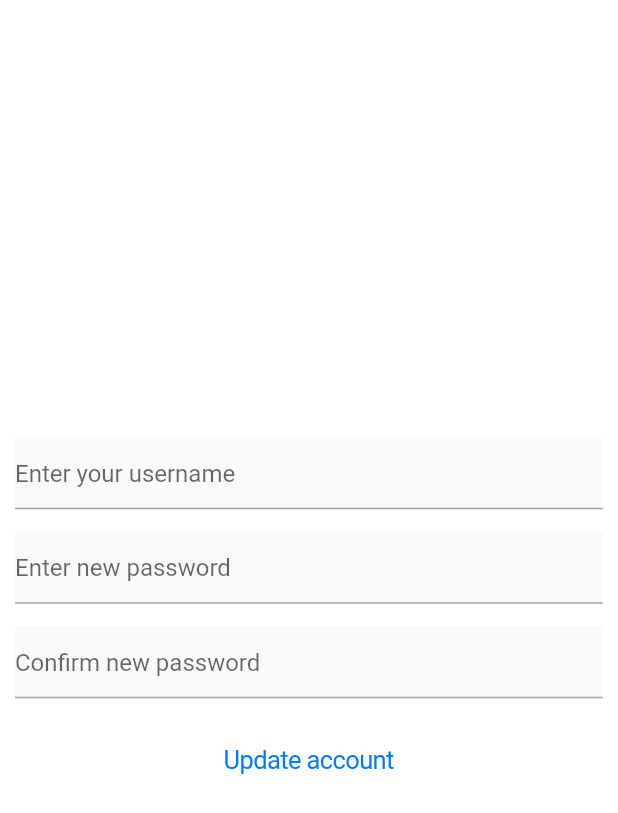
After one commit to qmmk/AWM-Project, a Flutter app: the AccountSettingsPage screen opened by its route, on a phone screen of 412 x 824 dp. The commit adds this screen. Shown: the top 813 px of the screen. Run offline on Flutter 3.47's test engine with Material 2 defaults, Android fonts, the phone set to English and light mode, and no system bars; our stand-ins replace after_layout, built_collection, built_value, dio, flutter_secure_storage, get_it; accounts and stored records are empty; generated files the repository leaves out were written again.

Commit message:
No riverpod
Let's use Provider instead.
Added account settings

```diff
--- a/Client-side/Surveys.MobileApp/surveys/lib/application.dart
+++ b/Client-side/Surveys.MobileApp/surveys/lib/application.dart
@@ -1,5 +1,8 @@
 import 'package:flutter_secure_storage/flutter_secure_storage.dart';
 import 'package:get_it/get_it.dart';
+import 'package:provider/provider.dart';
+import 'package:provider/single_child_widget.dart';
+import 'package:surveys/logic/providers/current_user_provider.dart';
 import 'package:surveys/logic/utils/http_utils.dart';
 
 class Application {
@@ -13,4 +16,10 @@ class Application {
     getIt.registerSingleton(FlutterSecureStorage(), instanceName: "secureStorage");
     getIt.registerSingleton(HttpUtils.getSurveyClient(), instanceName: "surveyClient");
   }
+
+  List<SingleChildWidget> getProviders() => [
+        ChangeNotifierProvider<UserProvider>(
+          create: (_) => UserProvider(),
+        )
+      ];
 }
--- a/Client-side/Surveys.MobileApp/surveys/lib/init.dart
+++ b/Client-side/Surveys.MobileApp/surveys/lib/init.dart
@@ -1,9 +1,9 @@
 import 'package:flutter/cupertino.dart';
 import 'package:flutter/material.dart';
 import 'package:flutter/rendering.dart';
+import 'package:provider/provider.dart';
 import 'package:surveys/application.dart';
 import 'package:surveys/logic/configs/routing/handlers.dart';
-import 'package:surveys/logic/services/access_service.dart';
 
 class Init extends StatefulWidget {
   final Application application = Application();
@@ -17,7 +17,7 @@ class Init extends StatefulWidget {
 class _InitState extends State<Init> {
   @override
   Widget build(BuildContext context) {
-    return CupertinoAppWithTheme();
+    return MultiProvider(providers: widget.application.getProviders(), child: CupertinoAppWithTheme());
   }
 }
 
--- a/Client-side/Surveys.MobileApp/surveys/lib/logic/configs/routing/handlers.dart
+++ b/Client-side/Surveys.MobileApp/surveys/lib/logic/configs/routing/handlers.dart
@@ -6,6 +6,7 @@ import 'package:surveys/views/access/sign_up.dart';
 import 'package:surveys/views/home.dart';
 import 'package:surveys/views/sections/create/create_update_entry_page.dart';
 import 'package:surveys/views/sections/create/create_update_survey_page.dart';
+import 'package:surveys/views/sections/personal_area/account_settings.dart';
 import 'package:surveys/views/sections/surveys/vote_page.dart';
 import 'package:surveys/views/splash.dart';
 import 'package:surveys/views/survey_results_page.dart';
@@ -48,6 +49,9 @@ class Handlers {
       case Routes.vote:
         return CupertinoPageRoute(builder: (context) => VotePage(survey: arguments["survey"]));
 
+      case Routes.accountSettings:
+        return CupertinoPageRoute(builder: (context) => AccountSettingsPage());
+
       default:
         return CupertinoPageRoute(builder: (context) => SplashPage());
     }
--- a/Client-side/Surveys.MobileApp/surveys/lib/logic/configs/routing/routes.dart
+++ b/Client-side/Surveys.MobileApp/surveys/lib/logic/configs/routing/routes.dart
@@ -10,4 +10,6 @@ class Routes {
 
   static const String createSurvey = "/create_entry";
   static const String createSurveyEntry = "/create_entry/create_survey_entry";
+
+  static const String accountSettings = "/personal_area/account_settings";
 }
--- /dev/null
+++ b/Client-side/Surveys.MobileApp/surveys/lib/logic/providers/current_user_provider.dart
@@ -0,0 +1,22 @@
+import 'package:surveys/logic/providers/survey_provider.dart';
+import 'package:surveys/logic/services/access_service.dart';
+import 'package:surveys/models/user_model.dart';
+
+class UserProvider extends SurveyProvider {
+  AccessService _accessService = AccessService();
+  User _user = User();
+
+  User get user => _user;
+
+  void setUser(User user) {
+    _user = user;
+    notifyListeners();
+  }
+
+  void setUsername(String username) {
+    _user.username = username;
+    notifyListeners();
+  }
+
+  void setPassword(String password) {}
+}
--- /dev/null
+++ b/Client-side/Surveys.MobileApp/surveys/lib/logic/providers/survey_provider.dart
@@ -0,0 +1,4 @@
+import 'package:flutter/cupertino.dart';
+
+abstract class SurveyProvider with ChangeNotifier{
+}
--- a/Client-side/Surveys.MobileApp/surveys/lib/main.dart
+++ b/Client-side/Surveys.MobileApp/surveys/lib/main.dart
@@ -1,13 +1,10 @@
 import 'package:flutter/cupertino.dart';
 import 'package:flutter/services.dart';
-import 'package:flutter_riverpod/flutter_riverpod.dart';
 import 'package:surveys/init.dart';
 
 void main() async {
   WidgetsFlutterBinding.ensureInitialized();
   SystemChrome.setPreferredOrientations([DeviceOrientation.portraitUp]).then((_) {
-    runApp(ProviderScope(
-      child: Init(),
-    ));
+    runApp(Init());
   });
 }
--- /dev/null
+++ b/Client-side/Surveys.MobileApp/surveys/lib/models/user_model.dart
@@ -0,0 +1,7 @@
+class User {
+  int pid;
+  String username;
+  String roleID;
+
+  User({this.pid, this.username, this.roleID});
+}
--- a/Client-side/Surveys.MobileApp/surveys/lib/views/access/sign_in.dart
+++ b/Client-side/Surveys.MobileApp/surveys/lib/views/access/sign_in.dart
@@ -1,10 +1,13 @@
 import 'package:dio/dio.dart';
 import 'package:flutter/cupertino.dart';
 import 'package:flutter/material.dart';
+import 'package:provider/provider.dart';
 import 'package:survey_client/model/login_response.dart';
 import 'package:surveys/logic/configs/routing/routes.dart';
+import 'package:surveys/logic/providers/current_user_provider.dart';
 import 'package:surveys/logic/services/access_service.dart';
 import 'package:surveys/logic/utils/http_utils.dart';
+import 'package:surveys/models/user_model.dart';
 import 'package:surveys/views/home.dart';
 
 class SignInPage extends StatefulWidget {
@@ -88,6 +91,8 @@ class _SignInPageState extends State<SignInPage> {
                             String username = _usernameController.text;
                             String password = _passwordController.text;
 
+                            Provider.of<UserProvider>(context, listen: false).setUser(User(username: username));
+
                             try {
                               setState(() {
                                 _isWaitingForServer = true;
--- a/Client-side/Surveys.MobileApp/surveys/lib/views/access/sign_up.dart
+++ b/Client-side/Surveys.MobileApp/surveys/lib/views/access/sign_up.dart
@@ -1,10 +1,13 @@
 import 'package:dio/dio.dart';
 import 'package:flutter/cupertino.dart';
 import 'package:flutter/material.dart';
+import 'package:provider/provider.dart';
 import 'package:survey_client/model/login_response.dart';
 import 'package:surveys/logic/configs/routing/routes.dart';
+import 'package:surveys/logic/providers/current_user_provider.dart';
 import 'package:surveys/logic/services/access_service.dart';
 import 'package:surveys/logic/utils/http_utils.dart';
+import 'package:surveys/models/user_model.dart';
 import 'package:surveys/views/home.dart';
 
 class SignUpPage extends StatefulWidget {
@@ -87,6 +90,9 @@ class _SignUpPageState extends State<SignUpPage> {
 
                             String username = _usernameController.text;
                             String password = _passwordController.text;
+
+                            Provider.of<UserProvider>(context, listen: false).setUser(User(username: username));
+
                             try {
                               setState(() {
                                 _isWaitingForServer = true;
@@ -107,8 +113,6 @@ class _SignUpPageState extends State<SignUpPage> {
                             setState(() {
                               _isWaitingForServer = false;
                             });
-                            /*Navigator.of(context).pushAndRemoveUntil(
-                            CupertinoPageRoute(builder: (context) => HomePage()), ModalRoute.withName(Routes.root));*/
                           })
                 ],
               ),
--- /dev/null
+++ b/Client-side/Surveys.MobileApp/surveys/lib/views/sections/personal_area/account_settings.dart
@@ -0,0 +1,105 @@
+import 'package:after_layout/after_layout.dart';
+import 'package:flutter/cupertino.dart';
+import 'package:flutter/material.dart';
+import 'package:provider/provider.dart';
+import 'package:surveys/logic/providers/current_user_provider.dart';
+import 'package:surveys/models/user_model.dart';
+
+class AccountSettingsPage extends StatefulWidget {
+  AccountSettingsPage({Key key}) : super(key: key);
+
+  @override
+  _AccountSettingsPageState createState() => _AccountSettingsPageState();
+}
+
+class _AccountSettingsPageState extends State<AccountSettingsPage> with AfterLayoutMixin {
+  GlobalKey<FormState> _formKey = GlobalKey();
+  TextEditingController _usernameController = TextEditingController();
+  TextEditingController _passwordController = TextEditingController();
+  TextEditingController _confirmPasswordController = TextEditingController();
+
+  @override
+  Widget build(BuildContext context) {
+    return CupertinoPageScaffold(
+        child: Center(
+      child: Padding(
+        padding: const EdgeInsets.symmetric(horizontal: 10),
+        child: Form(
+          key: _formKey,
+          child: Column(
+            mainAxisAlignment: MainAxisAlignment.center,
+            children: [
+              Padding(
+                padding: const EdgeInsets.only(bottom: 15),
+                child: Material(
+                  child: TextFormField(
+                    controller: _usernameController,
+                    validator: (s) {
+                      if (s.trim().isEmpty) return "Please enter your username";
+
+                      return null;
+                    },
+                    decoration: InputDecoration(hintText: "Enter your username"),
+                  ),
+                ),
+              ),
+              Padding(
+                padding: const EdgeInsets.only(bottom: 15),
+                child: Material(
+                  child: TextFormField(
+                    controller: _passwordController,
+                    validator: (s) {
+                      if (s.trim().isEmpty) return "Please enter your new password";
+                      if (s != _confirmPasswordController.text) return "Passwords don't match";
+
+                      return null;
+                    },
+                    decoration: InputDecoration(hintText: "Enter new password"),
+                    obscureText: true,
+                    keyboardType: TextInputType.text,
+                  ),
+                ),
+              ),
+              Padding(
+                padding: const EdgeInsets.only(bottom: 15),
+                child: Material(
+                  child: TextFormField(
+                    controller: _confirmPasswordController,
+                    validator: (s) {
+                      if (s.trim().isEmpty) return "Please confirm your new password";
+                      if (s != _passwordController.text) return "Passwords don't match";
+
+                      return null;
+                    },
+                    decoration: InputDecoration(hintText: "Confirm new password"),
+                    obscureText: true,
+                    keyboardType: TextInputType.text,
+                  ),
+                ),
+              ),
+              CupertinoButton(
+                  child: Text(
+                    "Update account",
+                  ),
+                  onPressed: () async {
+                    if (!_formKey.currentState.validate()) return;
+
+                    String username = _usernameController.text;
+                    String password = _passwordController.text;
+
+                    Provider.of<UserProvider>(context, listen: false).setUser(User(username: username));
+                  })
+            ],
+          ),
+        ),
+      ),
+    ));
+  }
+
+  @override
+  void afterFirstLayout(BuildContext context) {
+    setState(() {
+      _usernameController.text = Provider.of<UserProvider>(context, listen: false).user.username;
+    });
+  }
+}
--- a/Client-side/Surveys.MobileApp/surveys/lib/views/splash.dart
+++ b/Client-side/Surveys.MobileApp/surveys/lib/views/splash.dart
@@ -1,10 +1,13 @@
 import 'package:after_layout/after_layout.dart';
 import 'package:dio/dio.dart';
 import 'package:flutter/cupertino.dart';
+import 'package:provider/provider.dart';
 import 'package:survey_client/model/login_response.dart';
 import 'package:surveys/logic/configs/routing/routes.dart';
 import 'package:surveys/logic/services/access_service.dart';
 import 'package:surveys/logic/utils/http_utils.dart';
+import 'package:surveys/logic/providers/current_user_provider.dart';
+import 'package:surveys/models/user_model.dart';
 
 class SplashPage extends StatefulWidget {
   SplashPage({Key key}) : super(key: key);
@@ -32,6 +35,8 @@ class _SplashPageState extends State<SplashPage> with AfterLayoutMixin {
         AccessService accessService = AccessService();
         try {
           accessService.fastLogin(refreshToken: refreshToken).then((LoginResponse response) {
+            Provider.of<UserProvider>(context, listen: false).setUser(User(username: response.userName));
+
             HttpUtils.registerToken(response.accessToken);
             HttpUtils.storeRefreshToken(response.refreshToken.rToken).then((_) {
               Navigator.of(context).pushReplacementNamed(Routes.home);
--- a/Client-side/Surveys.MobileApp/surveys/pubspec.yaml
+++ b/Client-side/Surveys.MobileApp/surveys/pubspec.yaml
@@ -12,9 +12,7 @@ environment:
 dependencies:
   flutter:
     sdk: flutter
-  hooks_riverpod: ^0.7.0
-  state_notifier: ^0.6.0
-  flutter_hooks: ^0.13.2
+  provider: ^4.3.2+1
   get_it: ^4.0.4
   flutter_secure_storage: ^3.3.3
   after_layout: ^1.0.7+2
```
Also changed, not shown: Client-side/Surveys.MobileApp/surveys/lib/logic/counter_provider.dart (deleted, +0 -14 lines), Client-side/Surveys.MobileApp/surveys/lib/views/counter_page.dart (deleted, +0 -52 lines), Client-side/Surveys.MobileApp/surveys/lib/views/sections/personal_area/personal_area.dart (+7 -1 lines), Client-side/Surveys.MobileApp/surveys/pubspec.lock.
